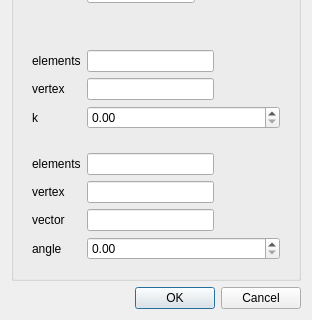
Qt form src/HEXABLOCKGUI/Transformation_QTD.ui (SalomePlatform/hexablock) before a commit; both pictures show x 0 to 312 and y 163 to 483 of the 312 by 483 pixel window.
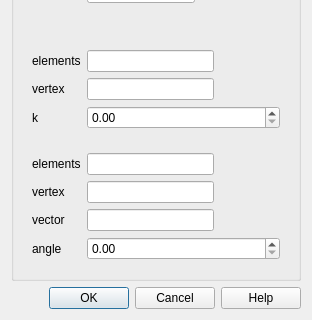
The same form after that commit.

Commit message: added: -Propagation, Vector ( completed ) dialog panel. -Help button on all panel. -Delegate for all Panel updated: -menu always showed for each action

Patch:
```diff
--- a/src/HEXABLOCKGUI/Transformation_QTD.ui
+++ b/src/HEXABLOCKGUI/Transformation_QTD.ui
@@ -252,7 +252,7 @@
       <enum>Qt::Horizontal</enum>
      </property>
      <property name="standardButtons">
-      <set>QDialogButtonBox::Cancel|QDialogButtonBox::Ok</set>
+      <set>QDialogButtonBox::Cancel|QDialogButtonBox::Ok|QDialogButtonBox::Help</set>
      </property>
     </widget>
    </item>
```
The commit also changes 37 other files.
